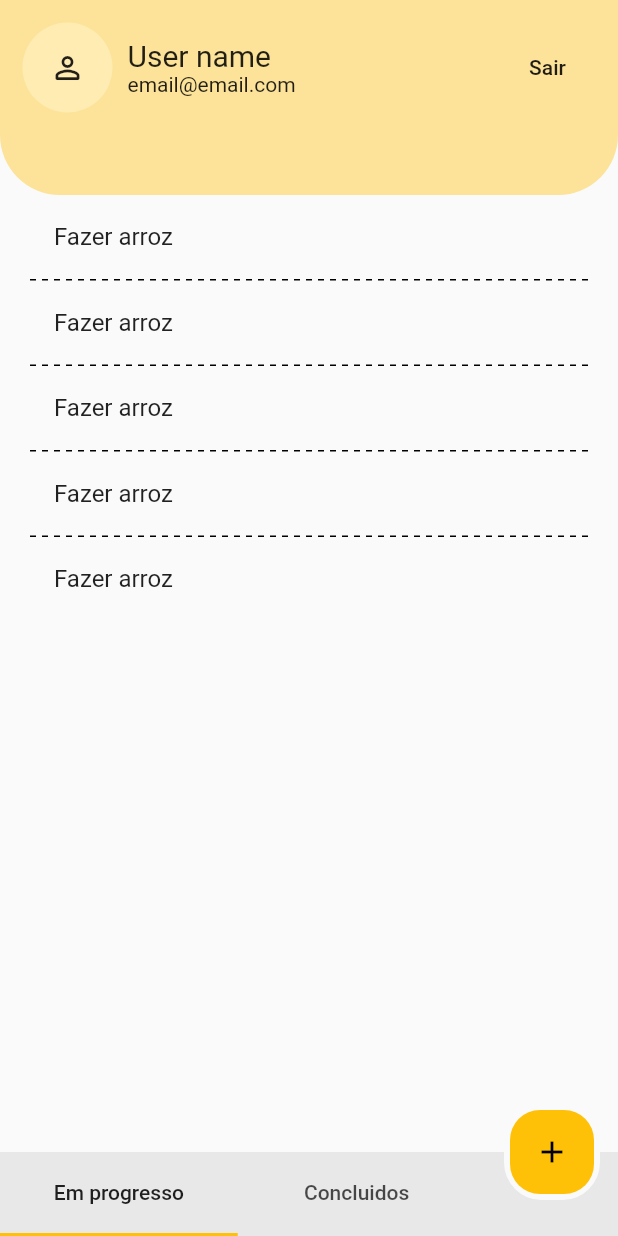
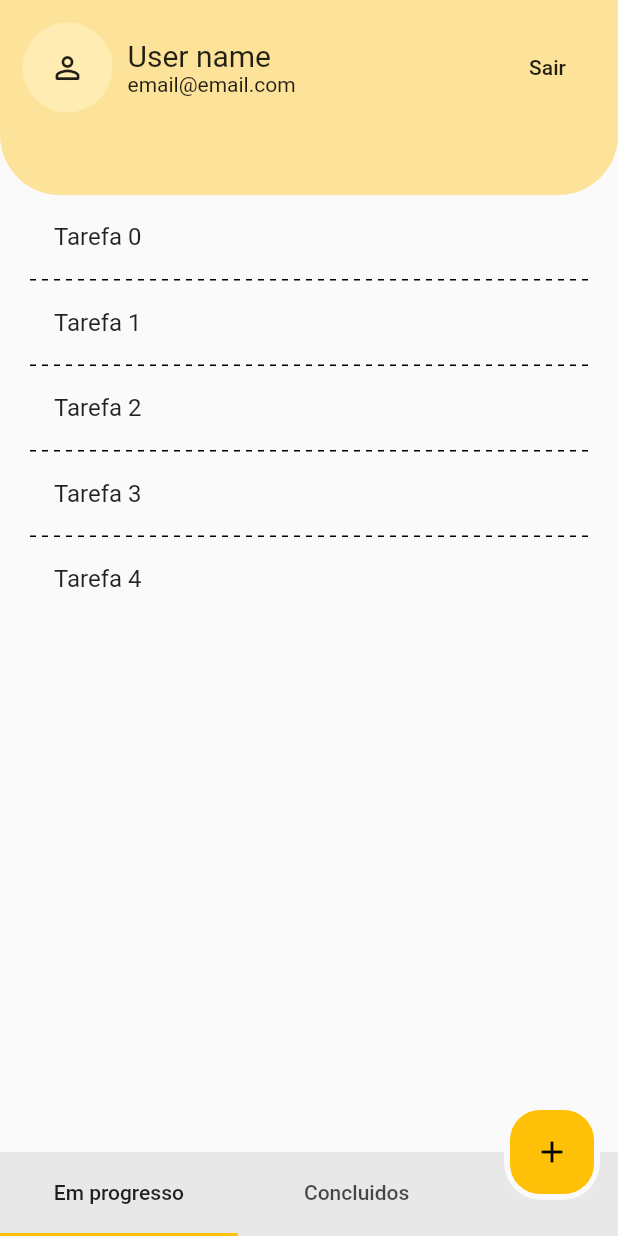
Before and after one commit to andrelrf1/desafio_redepos, a Flutter app: the InitScreen screen opened directly, on a phone screen of 412 x 824 dp. Run offline on Flutter 3.47's test engine with Material 2 defaults, Android fonts, the light colour scheme and no system bars; drawn by our look-alikes of dotted_line.

Commit message:
commit inicial

```diff
--- a/lib/screens/init/init_screen.dart
+++ b/lib/screens/init/init_screen.dart
@@ -43,7 +43,9 @@ class _InitScreenState extends State<InitScreen> with TickerProviderStateMixin {
                   left: 20.0,
                   top: 35.0,
                 ),
-                itemBuilder: (_, __) => ToDoTileWidget(title: 'Fazer arroz'),
+                itemBuilder: (_, index) => ToDoTileWidget(
+                  title: 'Tarefa $index',
+                ),
                 separatorBuilder: (_, __) => const DottedLine(),
               ),
             ),
```
